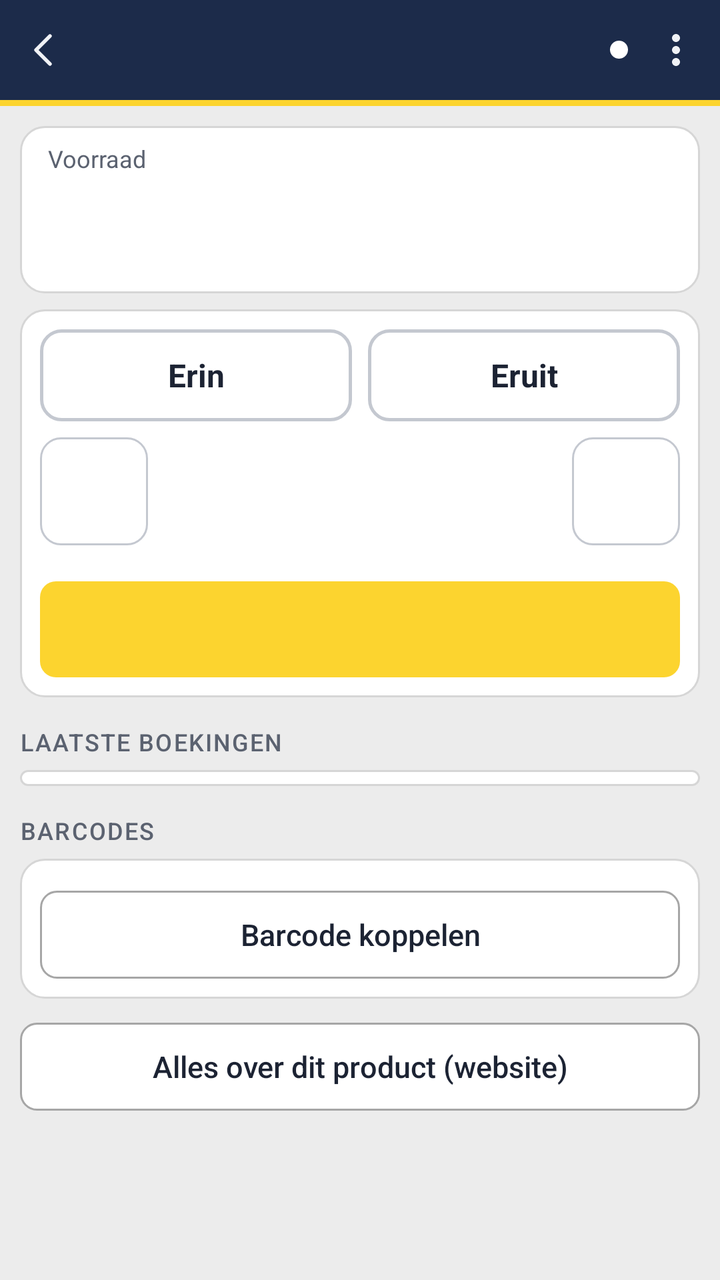
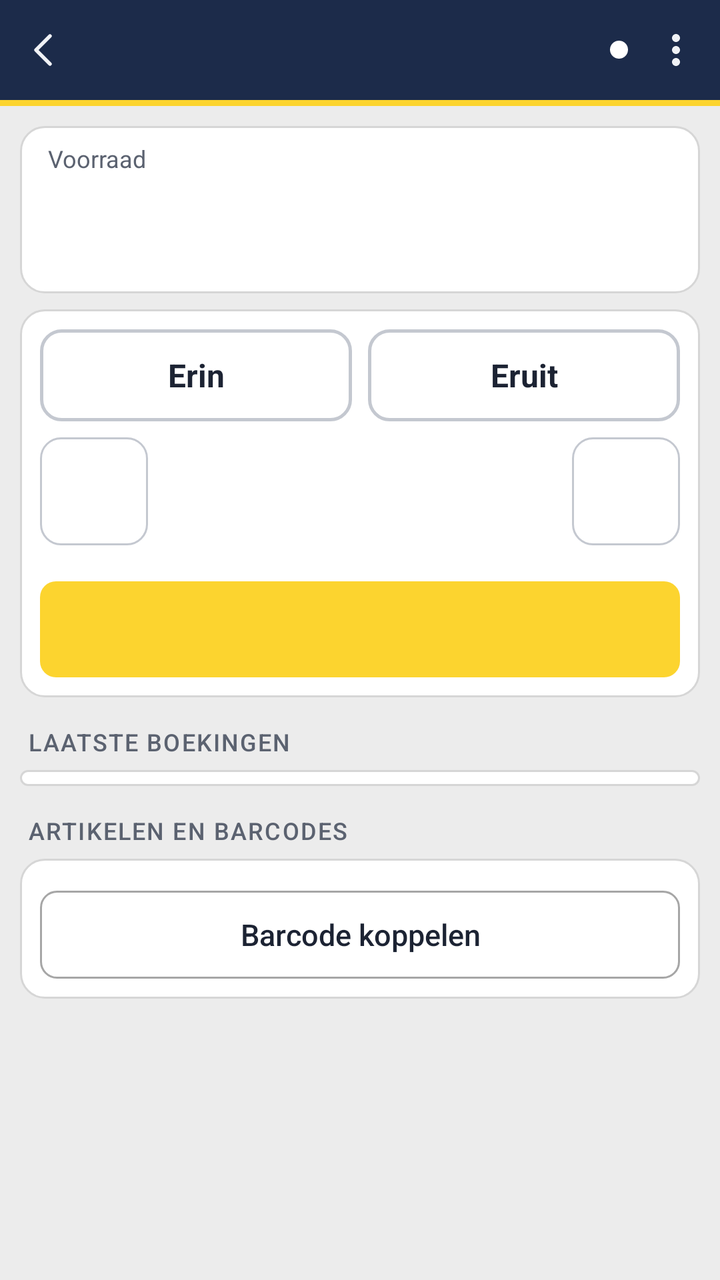

Before-and-after screenshots of an Android layout around one commit, followed by the original layout XML and the change that was made.
<!-- AndroidManifest.xml: activity theme Thema.Handterminal.Licht -->
<!-- res/layout/activity_product.xml -->
<?xml version="1.0" encoding="utf-8"?>
<LinearLayout xmlns:android="http://schemas.android.com/apk/res/android"
    xmlns:app="http://schemas.android.com/apk/res-auto"
    android:layout_width="match_parent"
    android:layout_height="match_parent"
    android:background="@color/achtergrond"
    android:orientation="vertical">

    <include
        android:id="@+id/balk"
        layout="@layout/balk" />

    <ScrollView
        android:id="@+id/scroll"
        android:layout_width="match_parent"
        android:layout_height="0dp"
        android:layout_weight="1">

        <LinearLayout
            android:layout_width="match_parent"
            android:layout_height="wrap_content"
            android:orientation="vertical"
            android:padding="10dp">

            <TextView
                android:id="@+id/scanMelding"
                android:layout_width="match_parent"
                android:layout_height="wrap_content"
                android:layout_marginBottom="8dp"
                android:background="@drawable/badge_geel"
                android:paddingStart="10dp"
                android:paddingTop="6dp"
                android:paddingEnd="10dp"
                android:paddingBottom="6dp"
                android:textColor="@color/navy"
                android:textSize="13sp"
                android:visibility="gone" />

            
            <LinearLayout
                android:layout_width="match_parent"
                android:layout_height="wrap_content"
                android:background="@drawable/kaart"
                android:gravity="center_vertical"
                android:orientation="horizontal"
                android:paddingStart="14dp"
                android:paddingTop="8dp"
                android:paddingEnd="12dp"
                android:paddingBottom="8dp">

                <LinearLayout
                    android:layout_width="0dp"
                    android:layout_height="wrap_content"
                    android:layout_weight="1"
                    android:orientation="vertical">

                    <TextView
                        android:layout_width="wrap_content"
                        android:layout_height="wrap_content"
                        android:text="@string/voorraad"
                        android:textColor="@color/tekst_zacht"
                        android:textSize="12sp" />

                    <TextView
                        android:id="@+id/voorraad"
                        android:layout_width="wrap_content"
                        android:layout_height="wrap_content"
                        android:textColor="@color/tekst"
                        android:textSize="26sp"
                        android:textStyle="bold" />

                    <TextView
                        android:id="@+id/voorraadSub"
                        android:layout_width="wrap_content"
                        android:layout_height="wrap_content"
                        android:textColor="@color/tekst_zacht"
                        android:textSize="12sp" />
                </LinearLayout>

                <TextView
                    android:id="@+id/laagLabel"
                    android:layout_width="wrap_content"
                    android:layout_height="20dp"
                    android:background="@drawable/badge_rood"
                    android:gravity="center"
                    android:paddingStart="8dp"
                    android:paddingEnd="8dp"
                    android:text="@string/laag"
                    android:textColor="@color/wit"
                    android:textSize="11sp"
                    android:textStyle="bold"
                    android:visibility="gone" />
            </LinearLayout>

            
            <LinearLayout
                android:layout_width="match_parent"
                android:layout_height="wrap_content"
                android:layout_marginTop="8dp"
                android:background="@drawable/kaart"
                android:orientation="vertical"
                android:padding="10dp">

                <LinearLayout
                    android:layout_width="match_parent"
                    android:layout_height="46dp"
                    android:orientation="horizontal">

                    <TextView
                        android:id="@+id/erinKnop"
                        android:layout_width="0dp"
                        android:layout_height="match_parent"
                        android:layout_marginEnd="4dp"
                        android:layout_weight="1"
                        android:background="@drawable/keuze_groot"
                        android:clickable="true"
                        app:drawableStartCompat="@drawable/ic_erin"
                        android:drawablePadding="6dp"
                        app:drawableTint="@color/keuze_tekst"
                        android:focusable="true"
                        android:gravity="center"
                        android:paddingStart="18dp"
                        android:paddingEnd="18dp"
                        android:text="@string/erin"
                        android:textColor="@color/keuze_tekst"
                        android:textSize="16sp"
                        android:textStyle="bold" />

                    <TextView
                        android:id="@+id/eruitKnop"
                        android:layout_width="0dp"
                        android:layout_height="match_parent"
                        android:layout_marginStart="4dp"
                        android:layout_weight="1"
                        android:background="@drawable/keuze_groot"
                        android:clickable="true"
                        app:drawableStartCompat="@drawable/ic_eruit"
                        android:drawablePadding="6dp"
                        app:drawableTint="@color/keuze_tekst"
                        android:focusable="true"
                        android:gravity="center"
                        android:paddingStart="18dp"
                        android:paddingEnd="18dp"
                        android:text="@string/eruit"
                        android:textColor="@color/keuze_tekst"
                        android:textSize="16sp"
                        android:textStyle="bold" />
                </LinearLayout>

                <LinearLayout
                    android:layout_width="match_parent"
                    android:layout_height="54dp"
                    android:layout_marginTop="8dp"
                    android:gravity="center_vertical"
                    android:orientation="horizontal">

                    <ImageView
                        android:id="@+id/minKnop"
                        android:layout_width="54dp"
                        android:layout_height="54dp"
                        android:background="@drawable/toets_licht"
                        android:clickable="true"
                        android:contentDescription="@string/minder"
                        android:focusable="true"
                        android:scaleType="center"
                        android:src="@drawable/ic_min"
                        app:tint="@color/tekst" />

                    <TextView
                        android:id="@+id/aantal"
                        android:layout_width="0dp"
                        android:layout_height="match_parent"
                        android:layout_weight="1"
                        android:background="?android:attr/selectableItemBackground"
                        android:clickable="true"
                        android:focusable="true"
                        android:gravity="center"
                        android:textColor="@color/tekst"
                        android:textSize="30sp"
                        android:textStyle="bold" />

                    <ImageView
                        android:id="@+id/plusKnop"
                        android:layout_width="54dp"
                        android:layout_height="54dp"
                        android:background="@drawable/toets_licht"
                        android:clickable="true"
                        android:contentDescription="@string/meer_aantal"
                        android:focusable="true"
                        android:scaleType="center"
                        android:src="@drawable/ic_plus"
                        app:tint="@color/tekst" />
                </LinearLayout>

                <LinearLayout
                    android:id="@+id/snelKnoppen"
                    android:layout_width="match_parent"
                    android:layout_height="wrap_content"
                    android:layout_marginTop="8dp"
                    android:gravity="center"
                    android:orientation="horizontal" />

                <HorizontalScrollView
                    android:id="@+id/redenenScroll"
                    android:layout_width="match_parent"
                    android:layout_height="wrap_content"
                    android:layout_marginTop="8dp"
                    android:scrollbars="none"
                    android:visibility="gone">

                    <LinearLayout
                        android:id="@+id/redenen"
                        android:layout_width="wrap_content"
                        android:layout_height="wrap_content"
                        android:orientation="horizontal" />
                </HorizontalScrollView>

                <Button
                    android:id="@+id/boekKnop"
                    style="@style/Knop.Geel"
                    android:layout_width="match_parent"
                    android:layout_marginTop="10dp" />
            </LinearLayout>

            <TextView
                style="@style/Kop"
                android:text="@string/laatste_boekingen" />

            <LinearLayout
                android:id="@+id/mutaties"
                android:layout_width="match_parent"
                android:layout_height="wrap_content"
                android:background="@drawable/kaart"
                android:orientation="vertical"
                android:paddingStart="12dp"
                android:paddingTop="4dp"
                android:paddingEnd="12dp"
                android:paddingBottom="4dp" />

            <TextView
                style="@style/Kop"
                android:text="@string/barcodes" />

            <LinearLayout
                android:layout_width="match_parent"
                android:layout_height="wrap_content"
                android:background="@drawable/kaart"
                android:orientation="vertical"
                android:padding="10dp">

                <LinearLayout
                    android:id="@+id/barcodeLijst"
                    android:layout_width="match_parent"
                    android:layout_height="wrap_content"
                    android:orientation="vertical" />

                <Button
                    android:id="@+id/koppelKnop"
                    style="@style/Knop.Rand"
                    android:layout_width="match_parent"
                    android:layout_height="44dp"
                    android:layout_marginTop="6dp"
                    app:drawableStartCompat="@drawable/ic_koppelen"
                    app:drawableTint="@color/navy"
                    android:text="@string/barcode_koppelen"
                    android:textSize="15sp" />
            </LinearLayout>

            <Button
                android:id="@+id/siteKnop"
                style="@style/Knop.Rand"
                android:layout_width="match_parent"
                android:layout_height="44dp"
                android:layout_marginTop="12dp"
                app:drawableStartCompat="@drawable/ic_website"
                app:drawableTint="@color/navy"
                android:text="@string/alles_over_product"
                android:textSize="15sp" />
        </LinearLayout>
    </ScrollView>
</LinearLayout>
<!-- res/layout/balk.xml (included above) -->
<?xml version="1.0" encoding="utf-8"?>
<LinearLayout xmlns:android="http://schemas.android.com/apk/res/android"
    xmlns:app="http://schemas.android.com/apk/res-auto"
    android:layout_width="match_parent"
    android:layout_height="wrap_content"
    android:orientation="vertical">

    <LinearLayout
        android:id="@+id/balk"
        android:layout_width="match_parent"
        android:layout_height="50dp"
        android:background="@color/navy"
        android:gravity="center_vertical"
        android:orientation="horizontal"
        android:paddingEnd="2dp">

        <ImageButton
            android:id="@+id/balkTerug"
            android:layout_width="44dp"
            android:layout_height="50dp"
            android:background="@drawable/menu_knop"
            android:contentDescription="@string/terug"
            android:src="@drawable/ic_terug"
            app:tint="@color/tekst_op_navy" />

        <ImageView
            android:id="@+id/balkLogo"
            android:layout_width="34dp"
            android:layout_height="34dp"
            android:layout_marginStart="10dp"
            android:contentDescription="@string/club"
            android:src="@drawable/clublogo"
            android:visibility="gone" />

        <LinearLayout
            android:layout_width="0dp"
            android:layout_height="wrap_content"
            android:layout_marginStart="6dp"
            android:layout_weight="1"
            android:orientation="vertical">

            <TextView
                android:id="@+id/balkTitel"
                android:layout_width="match_parent"
                android:layout_height="wrap_content"
                android:ellipsize="end"
                android:singleLine="true"
                android:textColor="@color/wit"
                android:textSize="17sp"
                android:textStyle="bold" />

            <TextView
                android:id="@+id/balkSub"
                android:layout_width="match_parent"
                android:layout_height="wrap_content"
                android:ellipsize="end"
                android:singleLine="true"
                android:textColor="@color/tekst_zacht_op_navy"
                android:textSize="12sp"
                android:visibility="gone" />
        </LinearLayout>

        <View
            android:id="@+id/balkStip"
            android:layout_width="9dp"
            android:layout_height="9dp"
            android:layout_marginStart="6dp"
            android:layout_marginEnd="4dp"
            android:background="@drawable/status_stip" />

        <ImageButton
            android:id="@+id/balkMenu"
            android:layout_width="40dp"
            android:layout_height="50dp"
            android:background="@drawable/menu_knop"
            android:contentDescription="@string/menu_openen"
            android:src="@drawable/ic_menu"
            app:tint="@color/tekst_op_navy" />
    </LinearLayout>

    <View
        android:layout_width="match_parent"
        android:layout_height="3dp"
        android:background="@color/geel" />
</LinearLayout>
<!-- resources referenced by this layout -->
<resources>
  <color name="achtergrond">#ECECEC</color>
  <color name="geel">#FCD42F</color>
  <color name="navy">#1C2B4A</color>
  <color name="tekst">#1C2333</color>
  <color name="tekst_op_navy">#F0F2F6</color>
  <color name="tekst_zacht">#5B6270</color>
  <color name="tekst_zacht_op_navy">#A9B3CC</color>
  <color name="wit">#FFFFFF</color>
  <!-- drawable badge_geel (drawable) -->
  <?xml version="1.0" encoding="utf-8"?>
  <shape xmlns:android="http://schemas.android.com/apk/res/android">
      <corners android:radius="9dp" />
      <solid android:color="@color/geel" />
  </shape>
  <!-- drawable badge_rood (drawable) -->
  <?xml version="1.0" encoding="utf-8"?>
  <shape xmlns:android="http://schemas.android.com/apk/res/android">
      <corners android:radius="9dp" />
      <solid android:color="@color/rood_balk" />
  </shape>
  <!-- drawable ic_website (drawable) -->
  <?xml version="1.0" encoding="utf-8"?>
  <vector xmlns:android="http://schemas.android.com/apk/res/android"
      android:width="24dp"
      android:height="24dp"
      android:viewportWidth="24"
      android:viewportHeight="24">
      <path
          android:fillColor="#00000000"
          android:pathData="M3.0,12.0a9.0,9.0 0 1 0 18.0,0a9.0,9.0 0 1 0 -18.0,0z"
          android:strokeWidth="1.8"
          android:strokeColor="#FFFFFFFF"
          android:strokeLineCap="round"
          android:strokeLineJoin="round" />
      <path
          android:fillColor="#00000000"
          android:pathData="M3 12h18"
          android:strokeWidth="1.8"
          android:strokeColor="#FFFFFFFF"
          android:strokeLineCap="round"
          android:strokeLineJoin="round" />
      <path
          android:fillColor="#00000000"
          android:pathData="M12 3a14 14 0 0 1 0 18"
          android:strokeWidth="1.8"
          android:strokeColor="#FFFFFFFF"
          android:strokeLineCap="round"
          android:strokeLineJoin="round" />
      <path
          android:fillColor="#00000000"
          android:pathData="M12 3a14 14 0 0 0 0 18"
          android:strokeWidth="1.8"
          android:strokeColor="#FFFFFFFF"
          android:strokeLineCap="round"
          android:strokeLineJoin="round" />
  </vector>
  <!-- drawable kaart (drawable) -->
  <?xml version="1.0" encoding="utf-8"?>
  <shape xmlns:android="http://schemas.android.com/apk/res/android">
      <corners android:radius="12dp" />
      <solid android:color="@color/kaart" />
      <stroke android:width="1dp" android:color="@color/rand_licht" />
  </shape>
  <!-- drawable status_stip (drawable) -->
  <?xml version="1.0" encoding="utf-8"?>
  <shape xmlns:android="http://schemas.android.com/apk/res/android" android:shape="oval">
      <solid android:color="@color/wit" />
  </shape>
  <string name="alles_over_product">Alles over dit product (website)</string>
  <string name="barcode_koppelen">Barcode koppelen</string>
  <string name="barcodes">Barcodes</string>
  <string name="club">s.v. Blauw-Geel 1915</string>
  <string name="erin">Erin</string>
  <string name="eruit">Eruit</string>
  <string name="laag">laag</string>
  <string name="laatste_boekingen">Laatste boekingen</string>
  <string name="meer_aantal">Eén meer</string>
  <string name="menu_openen">Menu</string>
  <string name="minder">Eén minder</string>
  <string name="terug">Terug</string>
  <string name="voorraad">Voorraad</string>
  <style name="Knop.Geel">
          <item name="android:background">@drawable/knop_geel</item>
          <item name="android:textColor">@color/navy</item>
          <item name="android:textStyle">bold</item>
      </style>
  <style name="Knop.Rand">
          <item name="android:background">@drawable/knop_rand</item>
          <item name="android:textColor">@color/tekst</item>
      </style>
  <style name="Thema.Handterminal.Licht">
          <item name="android:windowBackground">@color/achtergrond</item>
          <item name="android:textColorPrimary">@color/tekst</item>
      </style>
  <color name="rood_balk">#A91C1C</color>
  <color name="kaart">#FFFFFF</color>
  <color name="rand_licht">#D6D6D6</color>
  <color name="geel_donker">#E0BA17</color>
  <!-- unchanged entries left out for length: 14 -->
</resources>

<!-- the commit's change to res/layout/activity_product.xml (unified diff, before → after) -->
@@ -48,6 +48,15 @@
                 android:paddingEnd="12dp"
                 android:paddingBottom="8dp">
 
+                <ImageView
+                    android:id="@+id/productFoto"
+                    android:layout_width="60dp"
+                    android:layout_height="60dp"
+                    android:layout_marginEnd="12dp"
+                    android:contentDescription="@null"
+                    android:scaleType="fitCenter"
+                    android:visibility="gone" />
+
                 <LinearLayout
                     android:layout_width="0dp"
                     android:layout_height="wrap_content"
@@ -75,6 +84,16 @@
                         android:layout_height="wrap_content"
                         android:textColor="@color/tekst_zacht"
                         android:textSize="12sp" />
+
+                    <TextView
+                        android:id="@+id/kenmerken"
+                        android:layout_width="wrap_content"
+                        android:layout_height="wrap_content"
+                        android:layout_marginTop="2dp"
+                        android:textColor="@color/navy"
+                        android:textSize="12sp"
+                        android:textStyle="bold"
+                        android:visibility="gone" />
                 </LinearLayout>
 
                 <TextView
@@ -91,6 +110,20 @@
                     android:textStyle="bold"
                     android:visibility="gone" />
             </LinearLayout>
+
+            <TextView
+                android:id="@+id/productOpmerking"
+                android:layout_width="match_parent"
+                android:layout_height="wrap_content"
+                android:layout_marginTop="6dp"
+                android:background="@drawable/badge_geel"
+                android:paddingStart="10dp"
+                android:paddingTop="6dp"
+                android:paddingEnd="10dp"
+                android:paddingBottom="6dp"
+                android:textColor="@color/navy"
+                android:textSize="13sp"
+                android:visibility="gone" />
 
             
             <LinearLayout
@@ -222,8 +255,15 @@
                     android:layout_marginTop="10dp" />
             </LinearLayout>
 
+            <LinearLayout
+                android:id="@+id/infoBoven"
+                android:layout_width="match_parent"
+                android:layout_height="wrap_content"
+                android:orientation="vertical" />
+
             <TextView
                 style="@style/Kop"
+                android:paddingStart="4dp"
                 android:text="@string/laatste_boekingen" />
 
             <LinearLayout
@@ -239,7 +279,8 @@
 
             <TextView
                 style="@style/Kop"
-                android:text="@string/barcodes" />
+                android:paddingStart="4dp"
+                android:text="@string/artikelen_en_barcodes" />
 
             <LinearLayout
                 android:layout_width="match_parent"
@@ -266,16 +307,13 @@
                     android:textSize="15sp" />
             </LinearLayout>
 
-            <Button
-                android:id="@+id/siteKnop"
-                style="@style/Knop.Rand"
-                android:layout_width="match_parent"
-                android:layout_height="44dp"
-                android:layout_marginTop="12dp"
-                app:drawableStartCompat="@drawable/ic_website"
-                app:drawableTint="@color/navy"
-                android:text="@string/alles_over_product"
-                android:textSize="15sp" />
+            <LinearLayout
+                android:id="@+id/infoOnder"
+                android:layout_width="match_parent"
+                android:layout_height="wrap_content"
+                android:orientation="vertical"
+                android:paddingBottom="8dp" />
+
         </LinearLayout>
     </ScrollView>
 </LinearLayout>
<!-- resource entries referenced after the edit -->
@@ -20,42 +20,6 @@
       <corners android:radius="9dp" />
       <solid android:color="@color/rood_balk" />
   </shape>
-  <!-- drawable ic_website (drawable) -->
-  <?xml version="1.0" encoding="utf-8"?>
-  <vector xmlns:android="http://schemas.android.com/apk/res/android"
-      android:width="24dp"
-      android:height="24dp"
-      android:viewportWidth="24"
-      android:viewportHeight="24">
-      <path
-          android:fillColor="#00000000"
-          android:pathData="M3.0,12.0a9.0,9.0 0 1 0 18.0,0a9.0,9.0 0 1 0 -18.0,0z"
-          android:strokeWidth="1.8"
-          android:strokeColor="#FFFFFFFF"
-          android:strokeLineCap="round"
-          android:strokeLineJoin="round" />
-      <path
-          android:fillColor="#00000000"
-          android:pathData="M3 12h18"
-          android:strokeWidth="1.8"
-          android:strokeColor="#FFFFFFFF"
-          android:strokeLineCap="round"
-          android:strokeLineJoin="round" />
-      <path
-          android:fillColor="#00000000"
-          android:pathData="M12 3a14 14 0 0 1 0 18"
-          android:strokeWidth="1.8"
-          android:strokeColor="#FFFFFFFF"
-          android:strokeLineCap="round"
-          android:strokeLineJoin="round" />
-      <path
-          android:fillColor="#00000000"
-          android:pathData="M12 3a14 14 0 0 0 0 18"
-          android:strokeWidth="1.8"
-          android:strokeColor="#FFFFFFFF"
-          android:strokeLineCap="round"
-          android:strokeLineJoin="round" />
-  </vector>
   <!-- drawable kaart (drawable) -->
   <?xml version="1.0" encoding="utf-8"?>
   <shape xmlns:android="http://schemas.android.com/apk/res/android">
@@ -68,9 +32,8 @@
   <shape xmlns:android="http://schemas.android.com/apk/res/android" android:shape="oval">
       <solid android:color="@color/wit" />
   </shape>
-  <string name="alles_over_product">Alles over dit product (website)</string>
+  <string name="artikelen_en_barcodes">Artikelen en barcodes</string>
   <string name="barcode_koppelen">Barcode koppelen</string>
-  <string name="barcodes">Barcodes</string>
   <string name="club">s.v. Blauw-Geel 1915</string>
   <string name="erin">Erin</string>
   <string name="eruit">Eruit</string>
